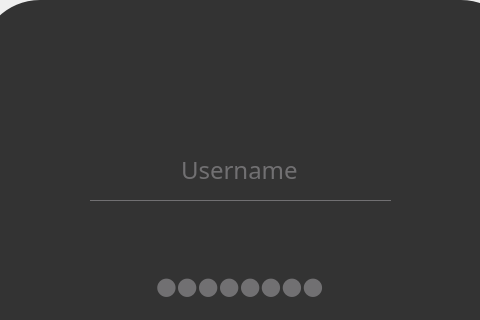
Above: login.ui from maryem-del/Smart_Restaurant_2A20 before the change; both pictures show x 250 to 730 and y 0 to 320 of the 1065 by 604 pixel window. Below: the same form after it.
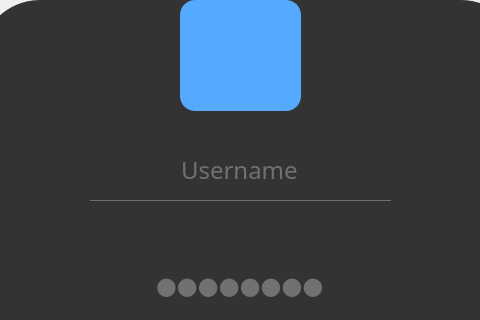
That is the form after the change. Icons and pictures are not drawn.

Diff of the .ui file:
```diff
--- a/login.ui
+++ b/login.ui
@@ -133,6 +133,22 @@
      <bool>false</bool>
     </property>
    </widget>
+   <widget class="QPushButton" name="pushButton_3">
+    <property name="geometry">
+     <rect>
+      <x>200</x>
+      <y>0</y>
+      <width>121</width>
+      <height>111</height>
+     </rect>
+    </property>
+    <property name="styleSheet">
+     <string notr="true">image: url(:/new/restaurant-confortable-gens-serveur_175935-230.jpg);</string>
+    </property>
+    <property name="text">
+     <string/>
+    </property>
+   </widget>
   </widget>
   <widget class="QPushButton" name="pushButton_2">
    <property name="geometry">
```
Left out of the diff: 2 changed lines with no effect on the pictures.
